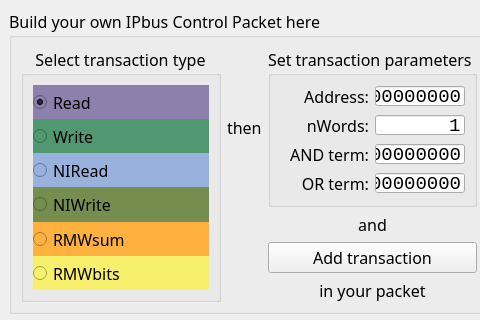
Before: the Qt Designer form mainwindow.ui in Michael-Sukhanov/IPbusConstructor, drawn with Qt 5; both pictures show x 0 to 480 and y 0 to 320 of the 1060 by 880 pixel window.
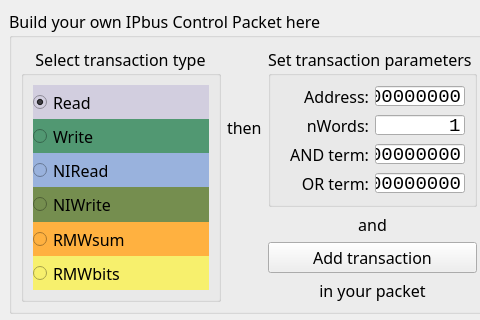
After: the same form once the commit is applied. Custom widgets are drawn as their Qt base class.

Commit message: Format for edit window is changed. Fixed bug with imposibility of editing packet right after sending one. Changed colors of some elements. Fixed bug with handling of RMW transactions (now they are filled with amount of words noticed in header).

Diff of the .ui file:
```diff
--- a/mainwindow.ui
+++ b/mainwindow.ui
@@ -131,7 +131,7 @@
             </property>
             <property name="styleSheet">
              <string notr="true">
-background-color: rgb(141, 128, 173);
+background-color: rgb(210, 206, 223);
 color: rgb(0, 0, 0);</string>
             </property>
             <property name="text">
```
The commit also changes 3 other files.
